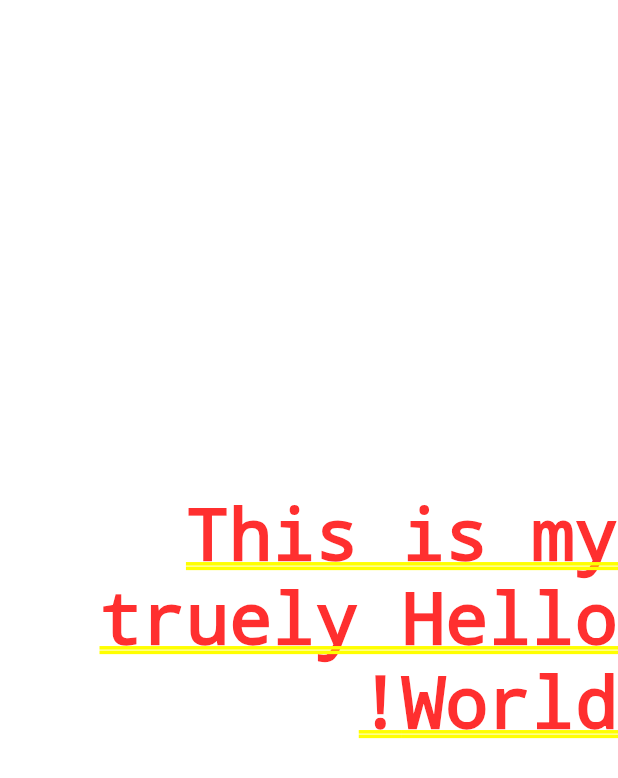
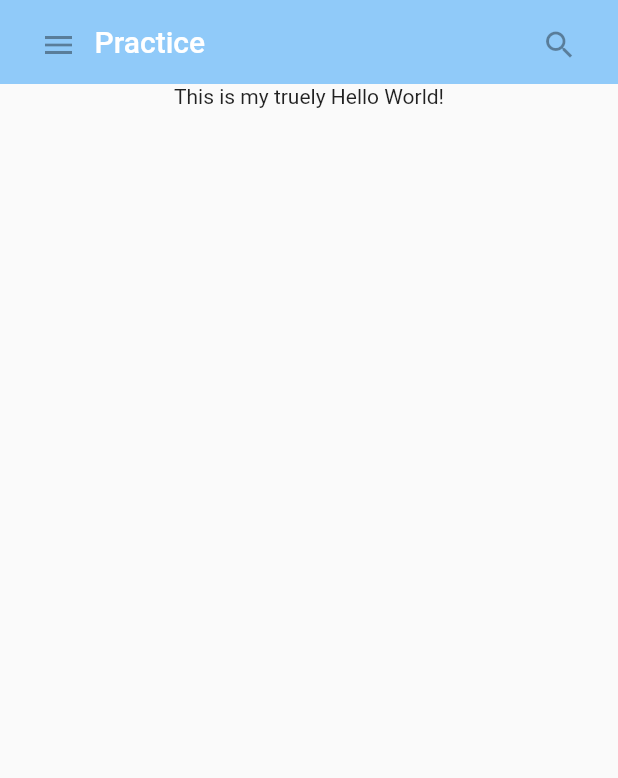
Before and after one commit to ArcaniteMagician/flutter_hello, a Flutter app: the screen it shows after launch, on a phone screen of 412 x 824 dp. Shown: the top 778 px of the screen. Run offline on Flutter 3.47's test engine with Material 2 defaults, Android fonts, the phone set to English and light mode, and no system bars.

Commit message:
官方教程实践：基本组件的使用

```diff
--- a/lib/main.dart
+++ b/lib/main.dart
@@ -1,13 +1,70 @@
 import 'package:flutter/material.dart';
 
 void main() {
-  runApp(MaterialApp(
-    title: "Hello Flutter",
-    home: Center(
-      child: Text(
-        'This is my truely Hello World!',
-        textDirection: TextDirection.rtl,
+  runApp(MaterialApp(title: "Hello Flutter", home: MyScaffold()
+//    Center(
+//      child: Text(
+//        'This is my truely Hello World!',
+//        textDirection: TextDirection.rtl,// 不知道这个不同参数的区别
+//      ),
+//    ),
+      ));
+}
+
+class MyScaffold extends StatelessWidget {
+  @override
+  Widget build(BuildContext context) {
+    return Material(
+      child: Column(
+        children: <Widget>[
+          MyAppBar(
+            wTitle: Text(
+              'Practice',
+              textDirection: TextDirection.ltr,
+              style: Theme.of(context).primaryTextTheme.title,
+            ),
+          ),
+          Expanded(
+            child: Text(
+              'This is my truely Hello World!',
+              textDirection: TextDirection.ltr,
+            ),
+          )
+        ],
       ),
-    ),
-  ));
+    );
+  }
 }
+
+class MyAppBar extends StatelessWidget {
+  final Widget wTitle;
+
+  MyAppBar({this.wTitle});
+
+  @override
+  Widget build(BuildContext context) {
+    return Container(
+      height: 56.0,
+      padding: const EdgeInsets.symmetric(vertical: 10.0, horizontal: 15.0),
+      decoration: BoxDecoration(color: Colors.blue[200]),
+      // 中括号里只能填写小于1000的100的整数，数值越大颜色越深，具体意思未知
+      child: Row(
+        children: <Widget>[
+          IconButton(
+            icon: Icon(Icons.menu),
+            tooltip: 'Navigation Menu',
+            onPressed: null,
+          ),
+          Expanded(
+            child: wTitle,
+          ),
+          IconButton(
+            icon: Icon(Icons.search),
+            tooltip: 'Search',
+            onPressed: null,
+          )
+        ],
+      ),
+    );
+  }
+}
```
